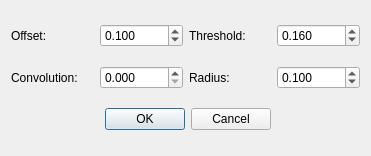
Above: Polyhedron/demo/Polyhedron/Polyhedron_demo_features_detection_plugin.ui from CGAL/cgal before the change. Below: the same form after it.
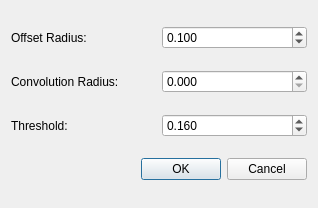
That is the form after the change.

Commit message:
remove experimental code to extract feature polylines that is not working good
update the demo plugin accordingly

```diff
--- a/Polyhedron/demo/Polyhedron/Polyhedron_demo_features_detection_plugin.ui
+++ b/Polyhedron/demo/Polyhedron/Polyhedron_demo_features_detection_plugin.ui
@@ -6,59 +6,84 @@
    <rect>
     <x>0</x>
     <y>0</y>
-    <width>371</width>
-    <height>156</height>
+    <width>318</width>
+    <height>208</height>
    </rect>
   </property>
   <property name="windowTitle">
    <string>Normal estimation</string>
   </property>
-  <layout class="QGridLayout">
-   <item row="0" column="3">
-    <widget class="QDoubleSpinBox" name="m_inputFeaturesThreshold">
-     <property name="decimals">
-      <number>3</number>
-     </property>
-     <property name="singleStep">
-      <double>0.020000000000000</double>
-     </property>
-     <property name="value">
-      <double>0.160000000000000</double>
-     </property>
-    </widget>
+  <layout class="QVBoxLayout" name="verticalLayout">
+   <item>
+    <layout class="QHBoxLayout" name="horizontalLayout">
+     <item>
+      <widget class="QLabel" name="label">
+       <property name="text">
+        <string>Offset Radius:</string>
+       </property>
+      </widget>
+     </item>
+     <item>
+      <widget class="QDoubleSpinBox" name="m_inputOffsetRadius">
+       <property name="decimals">
+        <number>3</number>
+       </property>
+       <property name="singleStep">
+        <double>0.050000000000000</double>
+       </property>
+       <property name="value">
+        <double>0.100000000000000</double>
+       </property>
+      </widget>
+     </item>
+    </layout>
    </item>
-   <item row="0" column="2">
-    <widget class="QLabel" name="label_3">
-     <property name="text">
-      <string>Threshold:</string>
-     </property>
-    </widget>
+   <item>
+    <layout class="QHBoxLayout" name="horizontalLayout_3">
+     <item>
+      <widget class="QLabel" name="label_2">
+       <property name="text">
+        <string>Convolution Radius:</string>
+       </property>
+      </widget>
+     </item>
+     <item>
+      <widget class="QDoubleSpinBox" name="m_inputConvolveRadius">
+       <property name="decimals">
+        <number>3</number>
+       </property>
+       <property name="singleStep">
+        <double>0.050000000000000</double>
+       </property>
+      </widget>
+     </item>
+    </layout>
    </item>
-   <item row="1" column="1">
-    <widget class="QDoubleSpinBox" name="m_inputConvolveRadius">
-     <property name="decimals">
-      <number>3</number>
-     </property>
-     <property name="singleStep">
-      <double>0.050000000000000</double>
-     </property>
-    </widget>
+   <item>
+    <layout class="QHBoxLayout" name="horizontalLayout_2">
+     <item>
+      <widget class="QLabel" name="label_3">
+       <property name="text">
+        <string>Threshold:</string>
+       </property>
+      </widget>
+     </item>
+     <item>
+      <widget class="QDoubleSpinBox" name="m_inputFeaturesThreshold">
+       <property name="decimals">
+        <number>3</number>
+       </property>
+       <property name="singleStep">
+        <double>0.020000000000000</double>
+       </property>
+       <property name="value">
+        <double>0.160000000000000</double>
+       </property>
+      </widget>
+     </item>
+    </layout>
    </item>
-   <item row="0" column="0">
-    <widget class="QLabel" name="label">
-     <property name="text">
-      <string>Offset:</string>
-     </property>
-    </widget>
-   </item>
-   <item row="1" column="0">
-    <widget class="QLabel" name="label_2">
-     <property name="text">
-      <string>Convolution:</string>
-     </property>
-    </widget>
-   </item>
-   <item row="5" column="1" colspan="2">
+   <item>
     <widget class="QDialogButtonBox" name="buttonBox">
      <property name="orientation">
       <enum>Qt::Horizontal</enum>
@@ -68,39 +93,6 @@
      </property>
     </widget>
    </item>
-   <item row="0" column="1">
-    <widget class="QDoubleSpinBox" name="m_inputOffsetRadius">
-     <property name="decimals">
-      <number>3</number>
-     </property>
-     <property name="singleStep">
-      <double>0.050000000000000</double>
-     </property>
-     <property name="value">
-      <double>0.100000000000000</double>
-     </property>
-    </widget>
-   </item>
-   <item row="1" column="3">
-    <widget class="QDoubleSpinBox" name="m_inputEdgeRadius">
-     <property name="decimals">
-      <number>3</number>
-     </property>
-     <property name="singleStep">
-      <double>0.050000000000000</double>
-     </property>
-     <property name="value">
-      <double>0.100000000000000</double>
-     </property>
-    </widget>
-   </item>
-   <item row="1" column="2">
-    <widget class="QLabel" name="label_4">
-     <property name="text">
-      <string>Radius:</string>
-     </property>
-    </widget>
-   </item>
   </layout>
  </widget>
  <resources/>
```
The commit also changes 3 other files.
